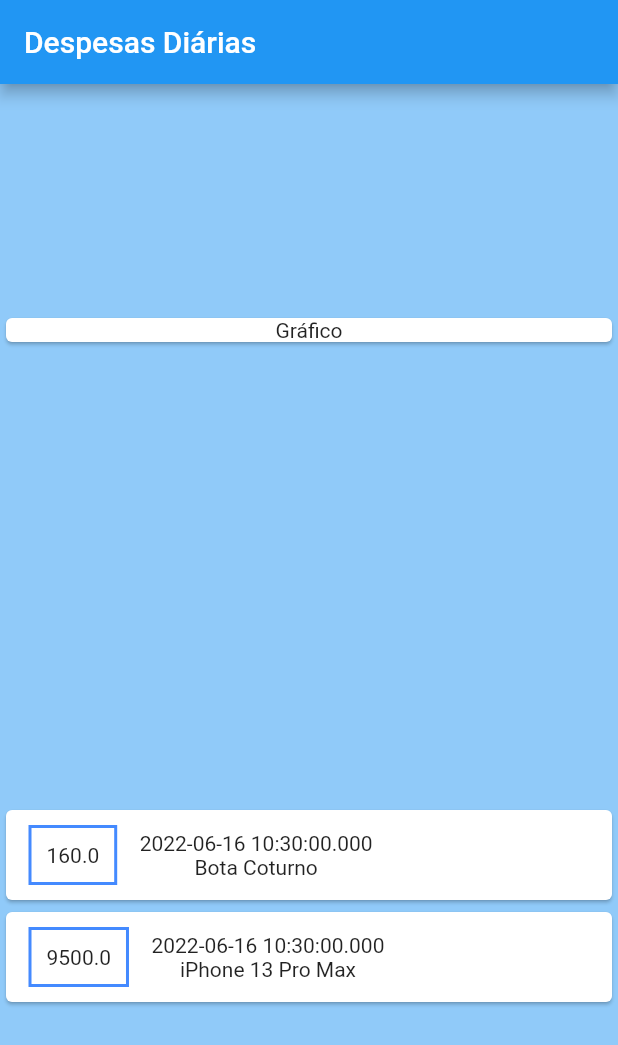
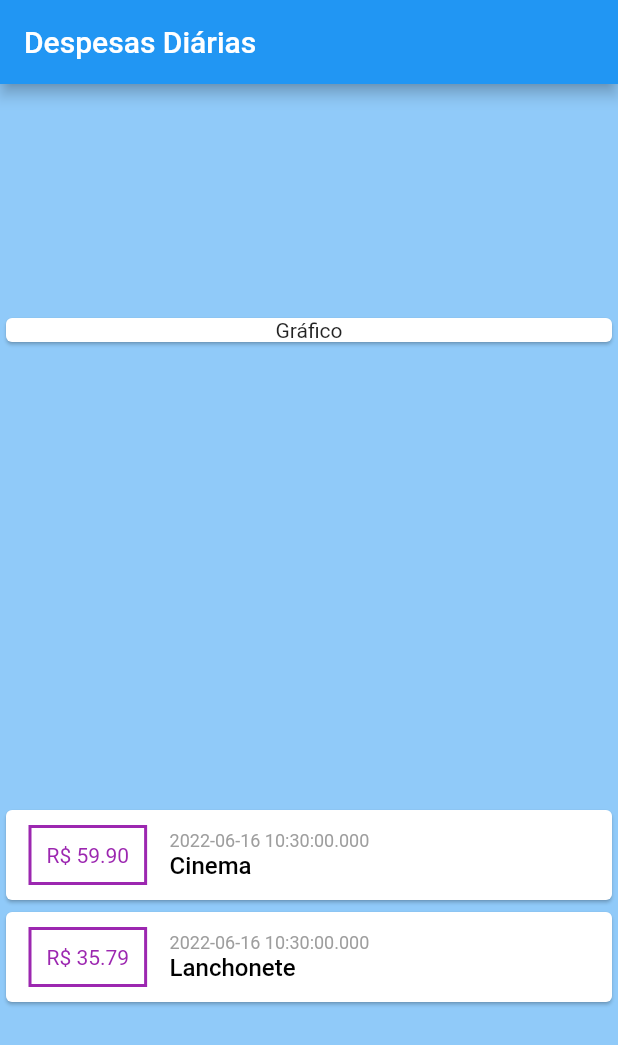
Before and after one commit to isaacscardoso/expenses-diary-app, a Flutter app: the screen it shows after launch, on a phone screen of 412 x 824 dp. Shown: the top 1045 px of the screen. Run offline on Flutter 3.47's test engine with Material 2 defaults, Android fonts, the phone set to English and light mode, and no system bars.

Commit message:
Improving the style of the main page.

```diff
--- a/lib/main.dart
+++ b/lib/main.dart
@@ -24,14 +24,14 @@ class MyHomePage extends StatelessWidget {
   final _transactions = [
     Transaction(
       id: '1',
-      title: 'Bota Coturno',
-      value: 160.00,
+      title: 'Cinema',
+      value: 59.90,
       date: DateTime.now(),
     ),
     Transaction(
       id: '2',
-      title: 'iPhone 13 Pro Max',
-      value: 9500.00,
+      title: 'Lanchonete',
+      value: 35.79,
       date: DateTime.now(),
     ),
   ];
@@ -65,24 +65,43 @@ class MyHomePage extends StatelessWidget {
                       ),
                       decoration: BoxDecoration(
                         border: Border.all(
-                          color: Colors.blueAccent,
+                          color: Colors.purple,
                           width: 2,
                         ),
                       ),
                       padding: const EdgeInsets.all(10),
-                      child: Text(item.value.toString()),
+                      child: Text(
+                        'R\$ ${item.value.toStringAsFixed(2)}',
+                        style: const TextStyle(
+                          color: Colors.purple,
+                        ),
+                      ),
                     ),
                     Column(
+                      crossAxisAlignment: CrossAxisAlignment.start,
                       children: <Widget>[
-                        Text(item.date.toString()),
-                        Text(item.title),
+                        Text(
+                          item.date.toString(),
+                          style: const TextStyle(
+                            color: Colors.grey,
+                            fontSize: 12,
+                          ),
+                        ),
+                        Text(
+                          item.title,
+                          style: const TextStyle(
+                            color: Colors.black,
+                            fontSize: 16,
+                            fontWeight: FontWeight.w500,
+                          ),
+                        ),
                       ],
                     ),
                   ],
                 ),
               );
             }).toList(),
-          )
+          ),
         ],
       ),
     );
```
